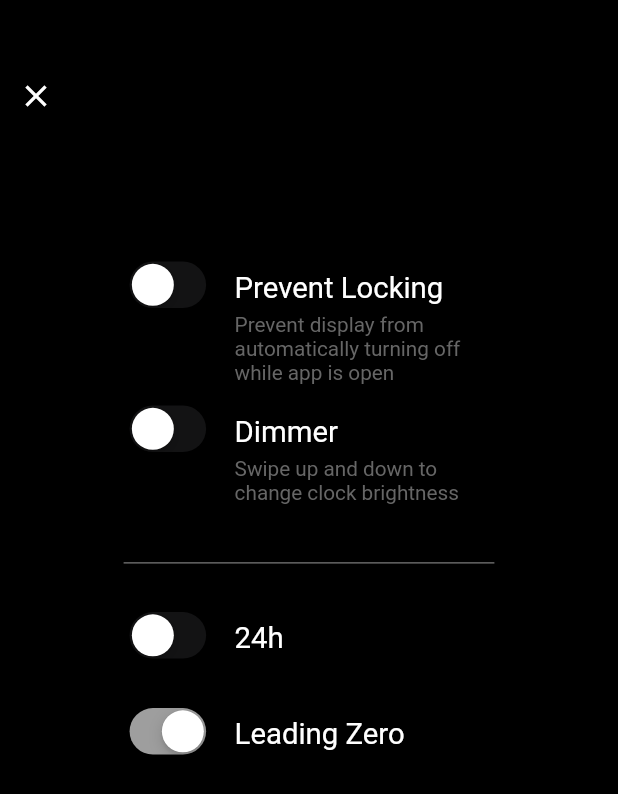
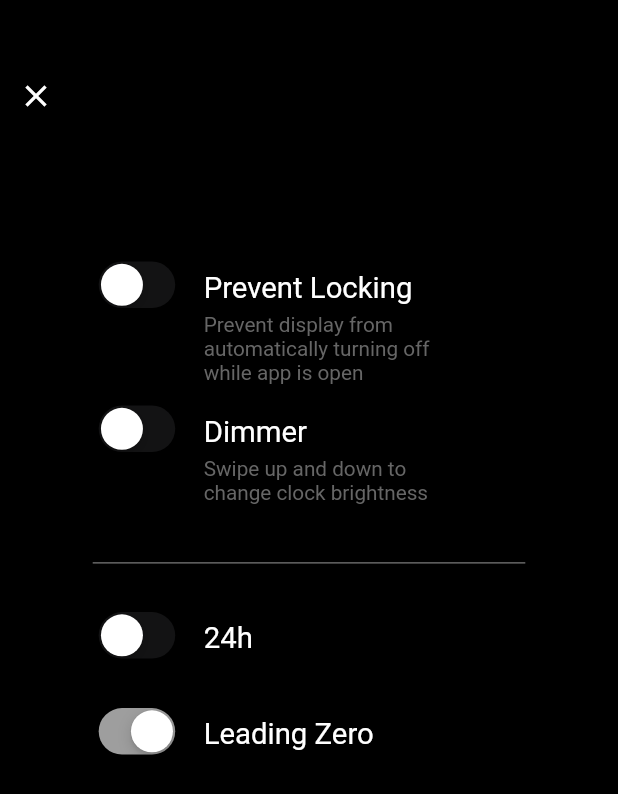
Before and after one commit to IshikaLunagariya/ishika-lunagariya, a Flutter app: the screen it shows after launch, after a tap on the "settings" icon, on a phone screen of 412 x 824 dp. Shown: the top 794 px of the screen. Run offline on Flutter 3.47's test engine with Material 2 defaults, Android fonts, the phone set to English and light mode, and no system bars; our stand-ins replace get, shared_preferences, wakelock; missing offline and left inert: screen_brightness.

Commit message:
- setting button hide,future.delay in brightness

```diff
--- a/lib/modules/home_screen/controller/home_controller.dart
+++ b/lib/modules/home_screen/controller/home_controller.dart
@@ -8,6 +8,7 @@ class HomeController extends GetxController {
   RxString timeString24 = "".obs;
   RxDouble currentSliderValue = 1.0.obs;
   RxBool isVisible = true.obs;
+  RxBool isButtonVisible = true.obs;
 
   @override
   void onInit() {
--- a/lib/modules/home_screen/presentation/home_screen.dart
+++ b/lib/modules/home_screen/presentation/home_screen.dart
@@ -28,12 +28,21 @@ class HomeScreen extends StatelessWidget {
     SizeUtils().init(context);
     return Scaffold(
       backgroundColor: AppColor.blackColor.withOpacity(homeController.currentSliderValue.value),
-      floatingActionButton: IconButton(
-        splashColor: Colors.transparent,
-        onPressed: () {
-          Navigation.pushNamed(Routes.settingScreen);
-        },
-        icon: Icon(Icons.settings, color: AppColor.whiteColor),
+      floatingActionButton: Stack(
+        children: [
+          Obx(
+            () => Visibility(
+              visible: homeController.isButtonVisible.value,
+              child: IconButton(
+                splashColor: Colors.transparent,
+                onPressed: () {
+                  Navigation.pushNamed(Routes.settingScreen);
+                },
+                icon: Icon(Icons.settings, color: AppColor.whiteColor),
+              ),
+            ),
+          ),
+        ],
       ),
       body: Padding(
         padding: EdgeInsets.symmetric(vertical: SizeUtils.verticalBlockSize * 10),
@@ -94,10 +103,16 @@ class HomeScreen extends StatelessWidget {
               ),
               GestureDetector(
                 behavior: HitTestBehavior.opaque,
+                onTap: () {
+                  homeController.isButtonVisible.value = !homeController.isButtonVisible.value;
+                },
                 onPanEnd: (val) {
-                  Timer.periodic(const Duration(seconds: 2), (Timer t) {
+                  Future.delayed(const Duration(seconds: 2)).then((value) {
                     homeController.isVisible.value = false;
                   });
+                  // Timer.periodic(const Duration(seconds: 2), (Timer t) {
+                  //   homeController.isVisible.value = false;
+                  // });
                 },
                 onPanUpdate: (details) {
                   if (settingController.dimmer.value) {
--- a/lib/modules/setting_screen/presentation/setting_screen.dart
+++ b/lib/modules/setting_screen/presentation/setting_screen.dart
@@ -46,7 +46,7 @@ class SettingScreen extends StatelessWidget {
                   Center(
                     child: Padding(
                       padding: EdgeInsets.symmetric(
-                          horizontal: SizeUtils.horizontalBlockSize * 20, vertical: SizeUtils.verticalBlockSize * 10),
+                          horizontal: SizeUtils.horizontalBlockSize * 15, vertical: SizeUtils.verticalBlockSize * 10),
                       child: Column(
                         children: [
                           CustomSwitchWidget(
```
